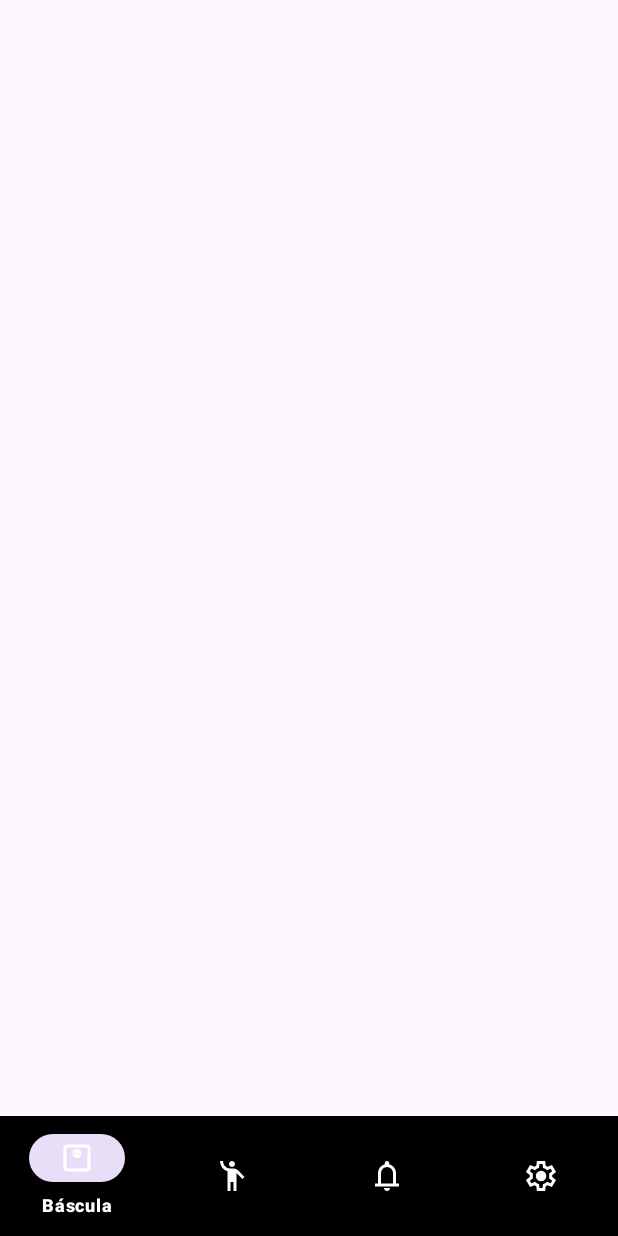
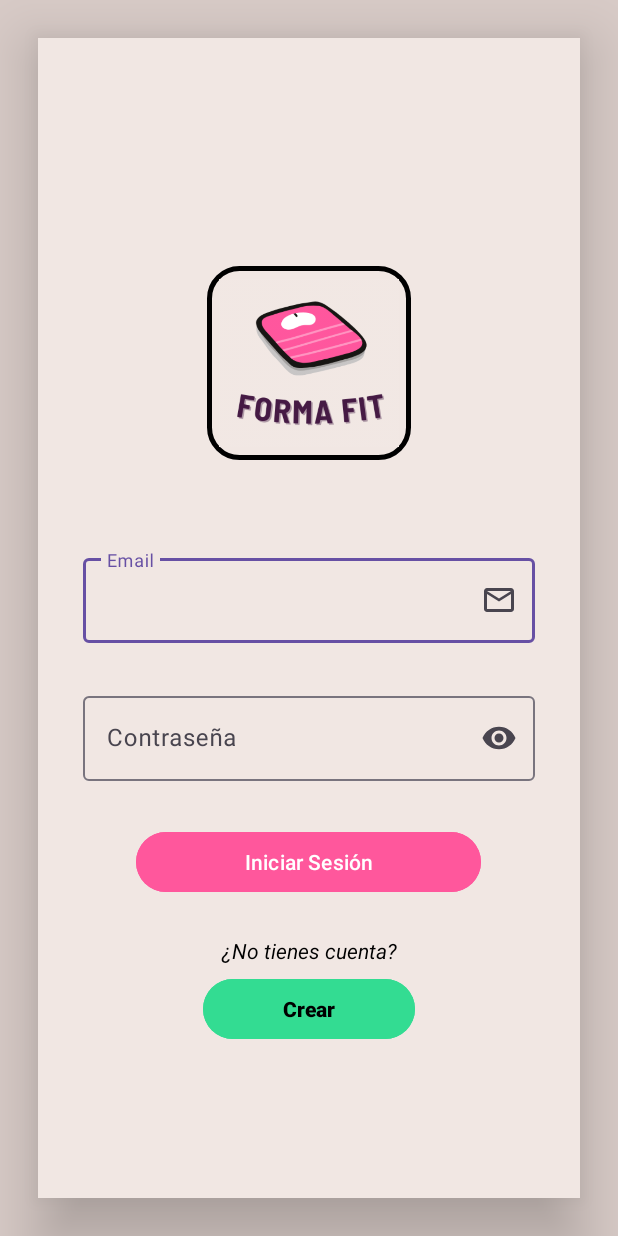
Before and after one commit to MarioCamposPulido/FormaFit, an Android app: the screen it shows after launch (MainActivity before the commit, Login after it), on a phone screen of 412 x 824 dp. Run offline under Robolectric (Android 15) with nearby library versions, the phone set to English and light mode, and no system bars.

Commit message:
Implementaciones generales
Una pequeña actualización

```diff
--- a/FormaFit/app/src/main/java/com/example/formafit/MainActivity.java
+++ /dev/null
@@ -1,24 +0,0 @@
-package com.example.formafit;
-
-import androidx.appcompat.app.AppCompatActivity;
-
-import android.os.Bundle;
-import android.view.Menu;
-import android.view.MenuItem;
-import android.view.View;
-import android.widget.TextView;
-
-import com.google.android.material.bottomnavigation.BottomNavigationView;
-
-public class MainActivity extends AppCompatActivity {
-
-    TextView textCartItemCount;
-    int mCartItemCount = 10;
-
-    @Override
-    protected void onCreate(Bundle savedInstanceState) {
-        super.onCreate(savedInstanceState);
-        setContentView(R.layout.activity_main);
-
-    }
-}
--- /dev/null
+++ b/FormaFit/app/src/main/java/com/example/formafit/activities/Login.java
@@ -0,0 +1,69 @@
+package com.example.formafit.activities;
+
+import androidx.appcompat.app.AppCompatActivity;
+
+import android.content.Intent;
+import android.graphics.Color;
+import android.os.Bundle;
+import android.view.View;
+import android.widget.Button;
+import android.widget.TextView;
+import android.widget.Toast;
+
+import com.example.formafit.R;
+import com.example.formafit.base_datos.BaseDatosHelper;
+
+import org.w3c.dom.Text;
+
+public class Login extends AppCompatActivity {
+
+    private BaseDatosHelper dbHelper;
+    private Button loginButton, registroButton;
+
+    private TextView emailLogin, passwordLogin;
+
+    private void openMainActivity(){
+        Intent intent = new Intent(this, MainActivity.class);
+        startActivity(intent);
+    }
+
+    private void openRegistro(){
+        Intent intent = new Intent(this, Registro.class);
+        startActivity(intent);
+    }
+
+    @Override
+    protected void onCreate(Bundle savedInstanceState) {
+        super.onCreate(savedInstanceState);
+        setContentView(R.layout.activity_login);
+
+        loginButton = findViewById(R.id.loginButton);
+        emailLogin = findViewById(R.id.emailLogin);
+        passwordLogin = findViewById(R.id.passwordLogin);
+        registroButton = findViewById(R.id.registroButton);
+
+        // Cambiar la barra de color de arriba en negro
+        getWindow().setStatusBarColor(Color.BLACK);
+
+        loginButton.setOnClickListener(new View.OnClickListener() {
+            @Override
+            public void onClick(View view) {
+                dbHelper = new BaseDatosHelper(getBaseContext());
+                // Comprueba si el usuario existe en la base de datos, si es cierto iniciará sesión
+                if (dbHelper.checkUserLogin(emailLogin.getText().toString(), passwordLogin.getText().toString())){
+                    openMainActivity();
+                }else{
+                    Toast.makeText(Login.this, "caca", Toast.LENGTH_SHORT).show();
+                }
+            }
+        });
+
+        registroButton.setOnClickListener(new View.OnClickListener() {
+            @Override
+            public void onClick(View view) {
+                openRegistro();
+            }
+        });
+
+    }
+}
--- /dev/null
+++ b/FormaFit/app/src/main/res/drawable/backgroud_rounded.xml
@@ -0,0 +1,9 @@
+<?xml version="1.0" encoding="utf-8"?>
+<shape xmlns:android="http://schemas.android.com/apk/res/android"
+    android:shape="rectangle">
+    <solid android:color="@android:color/transparent" /> <!-- Color de fondo transparente -->
+    <stroke
+        android:width="3dp"
+    android:color="@color/black" />
+    <corners android:radius="20dp" />
+</shape>
--- /dev/null
+++ b/FormaFit/app/src/main/res/drawable/icon_email.xml
@@ -0,0 +1,9 @@
+<vector xmlns:android="http://schemas.android.com/apk/res/android"
+    android:width="24dp"
+    android:height="24dp"
+    android:viewportWidth="960"
+    android:viewportHeight="960">
+  <path
+      android:pathData="M160,800q-33,0 -56.5,-23.5T80,720v-480q0,-33 23.5,-56.5T160,160h640q33,0 56.5,23.5T880,240v480q0,33 -23.5,56.5T800,800L160,800ZM480,520L160,320v400h640v-400L480,520ZM480,440 L800,240L160,240l320,200ZM160,320v-80,480 -400Z"
+      android:fillColor="#000000"/>
+</vector>
--- /dev/null
+++ b/FormaFit/app/src/main/res/layout/activity_login.xml
@@ -0,0 +1,113 @@
+<?xml version="1.0" encoding="utf-8"?>
+<LinearLayout xmlns:android="http://schemas.android.com/apk/res/android"
+    xmlns:app="http://schemas.android.com/apk/res-auto"
+    xmlns:tools="http://schemas.android.com/tools"
+    android:layout_width="match_parent"
+    android:layout_height="match_parent"
+    android:background="#D8CBC7"
+    android:elevation="40dp"
+    android:gravity="center"
+    android:orientation="vertical"
+    tools:context=".activities.Login">
+
+    <LinearLayout
+        android:layout_width="match_parent"
+        android:layout_height="match_parent"
+        android:layout_margin="25dp"
+        android:background="@color/fondo_logo"
+        android:elevation="25dp"
+        android:gravity="center"
+        android:orientation="vertical">
+
+        <ImageView
+            android:id="@+id/imageView"
+            android:layout_width="136dp"
+            android:layout_height="129dp"
+            android:layout_gravity="center"
+            android:layout_marginTop="50dp"
+            android:layout_marginBottom="60dp"
+            android:elevation="10dp"
+            android:background="@drawable/backgroud_rounded"
+            app:srcCompat="@drawable/logo_formafit"
+            android:padding="8dp"/>
+
+        <com.google.android.material.textfield.TextInputLayout
+            android:id="@+id/textInputLayout"
+            android:layout_width="match_parent"
+            android:layout_height="wrap_content"
+            android:hint="@string/email"
+            android:layout_marginBottom="30dp"
+            android:layout_marginLeft="30dp"
+            android:layout_marginRight="30dp"
+            app:endIconMode="custom"
+            app:endIconDrawable="@drawable/icon_email"
+            app:endIconContentDescription="@string/email">
+
+            <com.google.android.material.textfield.TextInputEditText
+                android:id="@+id/emailLogin"
+                android:layout_width="match_parent"
+                android:layout_height="wrap_content"
+                />
+
+        </com.google.android.material.textfield.TextInputLayout>
+
+        <com.google.android.material.textfield.TextInputLayout
+            android:id="@+id/textInputLayout2"
+            android:layout_width="match_parent"
+            android:layout_height="wrap_content"
+            android:hint="@string/password"
+            app:endIconMode="password_toggle"
+            android:layout_marginLeft="30dp"
+            android:layout_marginRight="30dp"
+            android:layout_marginBottom="30dp">
+
+            <com.google.android.material.textfield.TextInputEditText
+                android:id="@+id/passwordLogin"
+                android:layout_width="match_parent"
+                android:layout_height="wrap_content"
+                android:inputType="textPassword"/>
+
+        </com.google.android.material.textfield.TextInputLayout>
+
+        <Button
+            android:id="@+id/loginButton"
+            style="@style/Widget.Material3.Button.TonalButton"
+            android:layout_width="230dp"
+            android:layout_height="wrap_content"
+            android:layout_marginBottom="25dp"
+            android:backgroundTint="@color/buttons_color2"
+            android:text="@string/iniciarSesion"
+            android:textColorHint="@color/black"
+            android:textColor="@color/white" />
+
+        <TextView
+            android:id="@+id/textView"
+            android:layout_width="match_parent"
+            android:layout_height="wrap_content"
+            android:layout_marginBottom="5dp"
+            android:gravity="center"
+            android:text="@string/sinCuenta"
+            android:textColor="@color/black"
+            android:textStyle="italic" />
+
+        <Button
+            android:id="@+id/registroButton"
+            android:layout_width="match_parent"
+            android:layout_height="wrap_content"
+            android:layout_marginLeft="110dp"
+            android:layout_marginRight="110dp"
+            android:backgroundTint="@color/buttons_color"
+            android:text="@string/crear"
+            android:textColor="@color/black"
+            android:textStyle="bold" />
+
+        <LinearLayout
+            android:layout_width="wrap_content"
+            android:layout_height="wrap_content"
+            android:orientation="horizontal">
+
+        </LinearLayout>
+
+    </LinearLayout>
+
+</LinearLayout>
--- a/FormaFit/app/src/main/res/layout/activity_main.xml
+++ b/FormaFit/app/src/main/res/layout/activity_main.xml
@@ -4,7 +4,7 @@
     xmlns:tools="http://schemas.android.com/tools"
     android:layout_width="match_parent"
     android:layout_height="match_parent"
-    tools:context=".MainActivity">
+    tools:context=".activities.MainActivity">
 
     <RelativeLayout
         android:layout_width="match_parent"
@@ -15,7 +15,9 @@
             android:layout_width="match_parent"
             android:layout_height="wrap_content"
             android:layout_alignParentTop="true"
-            android:layout_alignParentBottom="true" />
+            android:layout_alignParentBottom="true"
+            android:name="com.example.formafit.fragments.BasculaFragment"
+            tools:layout="@layout/fragment_bascula" />
 
         <com.google.android.material.bottomnavigation.BottomNavigationView
             android:id="@+id/bottom_navigation"
--- a/FormaFit/app/src/main/res/values/colors.xml
+++ b/FormaFit/app/src/main/res/values/colors.xml
@@ -2,4 +2,7 @@
 <resources>
     <color name="black">#FF000000</color>
     <color name="white">#FFFFFFFF</color>
+    <color name="buttons_color">#33DC92</color>
+    <color name="fondo_logo">#F1E7E3</color>
+    <color name="buttons_color2">#FF579C</color>
 </resources>
--- a/FormaFit/app/src/main/res/values/strings.xml
+++ b/FormaFit/app/src/main/res/values/strings.xml
@@ -7,6 +7,15 @@
     <string name="navigation_notificacion"> Notificaciones </string>
     <string name="navigation_configuracion"> Configuración </string>
 
+    <!-- Nombres de botones flotantes -->
+    <string name="floating_add"> Añadir </string>
+
+    <!-- Activitie Login -->
+    <string name="email"> Email </string>
+    <string name="password"> Contraseña </string>
+    <string name="iniciarSesion"> Iniciar Sesión </string>
+    <string name="crear"> Crear </string>
+    <string name="sinCuenta"> ¿No tienes cuenta? </string>
 
 
 </resources>
--- a/FormaFit/settings.gradle
+++ b/FormaFit/settings.gradle
@@ -3,6 +3,7 @@ pluginManagement {
         google()
         mavenCentral()
         gradlePluginPortal()
+
     }
 }
 dependencyResolutionManagement {
@@ -10,6 +11,8 @@ dependencyResolutionManagement {
     repositories {
         google()
         mavenCentral()
+
+        maven { url "https://jitpack.io" }
     }
 }
 rootProject.name = "FormaFit"
```
Also changed, not shown: FormaFit/app/build.gradle (+8 -2 lines), FormaFit/app/src/main/AndroidManifest.xml (+11 -1 lines), FormaFit/app/src/main/java/com/example/formafit/activities/MainActivity.java (added, +47 -0 lines), FormaFit/app/src/main/java/com/example/formafit/activities/Registro.java (added, +22 -0 lines), FormaFit/app/src/main/java/com/example/formafit/base_datos/BaseDatosHelper.java (added, +96 -0 lines), FormaFit/app/src/main/java/com/example/formafit/base_datos/EstructuraBBDD.java (added, +45 -0 lines), FormaFit/app/src/main/java/com/example/formafit/fragments/BasculaFragment.java (added, +83 -0 lines), FormaFit/app/src/main/res/drawable/icon_plus.xml (added, +9 -0 lines), FormaFit/app/src/main/res/layout/activity_registro.xml (added, +39 -0 lines), FormaFit/app/src/main/res/layout/fragment_bascula.xml (added, +34 -0 lines), FormaFit/app/src/main/res/drawable/logo_formafit.png (added).
